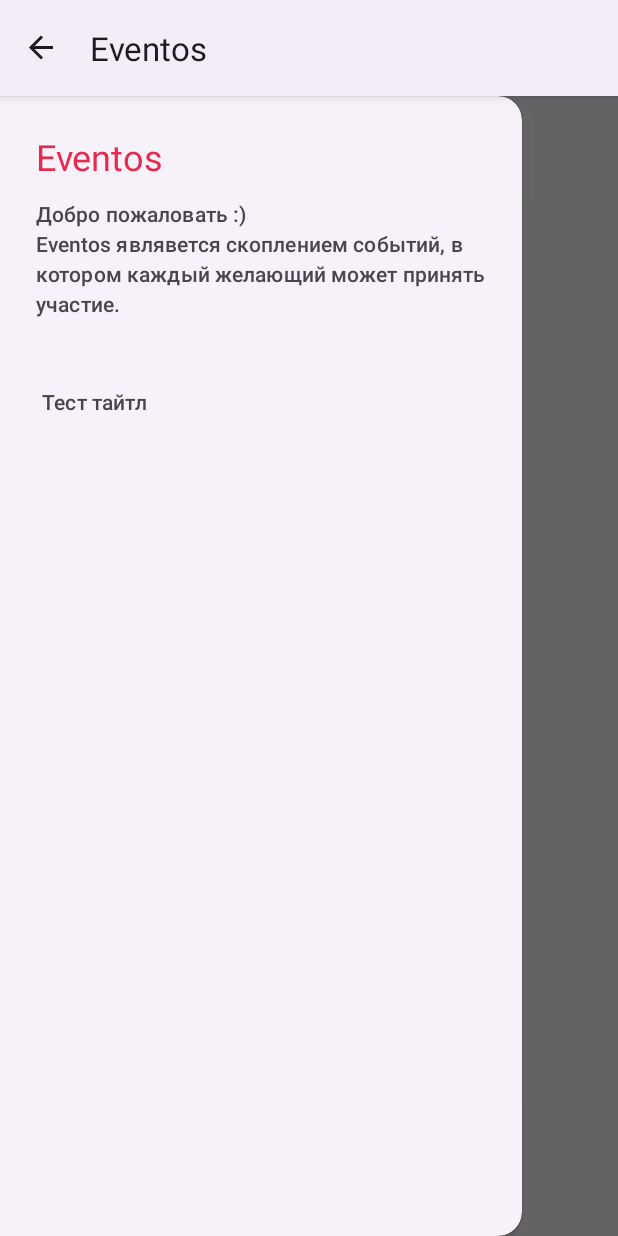
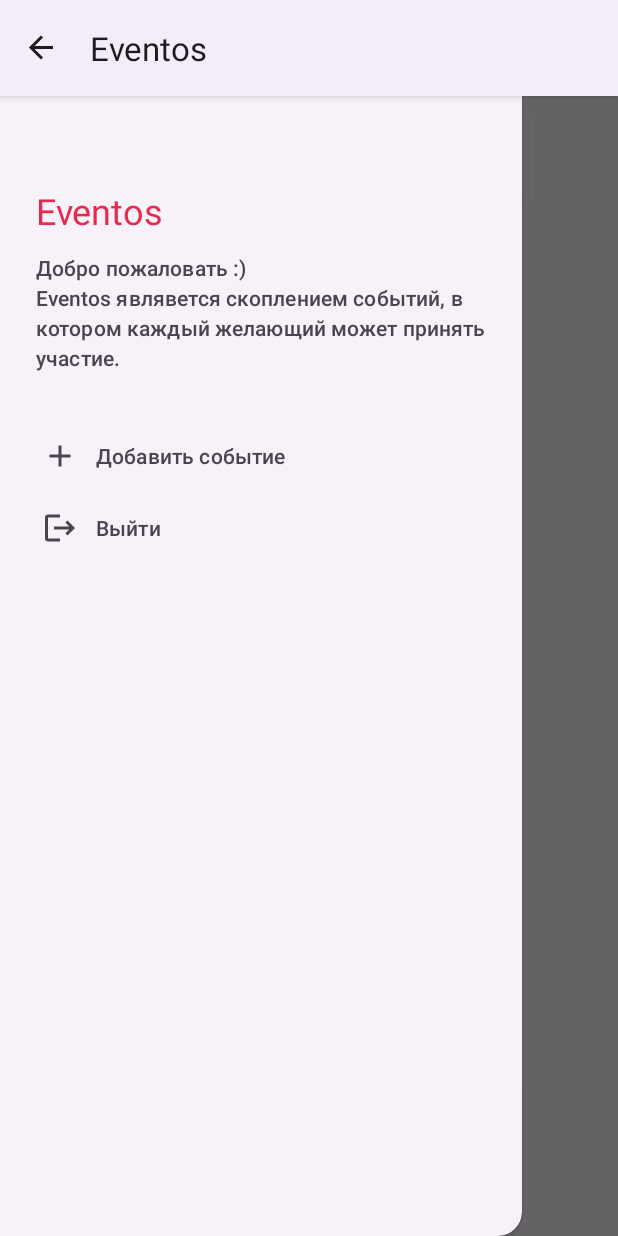
Before and after one commit to kapold/AndroidProject, an Android app: the AllEventsFragment screen opened directly, with no data from a screen before it, with the side drawer open, on a phone screen of 412 x 824 dp. Run offline under Robolectric (Android 15) with nearby library versions, the phone set to English and light mode, and no system bars.

Commit message:
Fixes of Drawer and Search, new intent with event adding

```diff
--- a/Eventos/app/build.gradle
+++ b/Eventos/app/build.gradle
@@ -8,7 +8,7 @@ android {
 
     defaultConfig {
         applicationId "by.adamovich.eventos"
-        minSdk 30
+        minSdk 28
         targetSdk 32
         versionCode 1
         versionName "1.0"
--- a/Eventos/app/src/main/AndroidManifest.xml
+++ b/Eventos/app/src/main/AndroidManifest.xml
@@ -23,6 +23,9 @@
             android:name=".MainActivity"
             android:exported="true"/>
         <activity
+            android:name=".AddEventActivity"
+            android:exported="true"/>
+        <activity
             android:name=".StartActivity"
             android:exported="true">
             <intent-filter>
--- a/Eventos/app/src/main/java/by/adamovich/eventos/MainActivity.java
+++ b/Eventos/app/src/main/java/by/adamovich/eventos/MainActivity.java
@@ -1,21 +1,29 @@
 package by.adamovich.eventos;
 
-import android.annotation.SuppressLint;
+import android.content.Intent;
 import android.os.Bundle;
 import android.view.MenuItem;
+import android.widget.Toast;
 
 import androidx.annotation.NonNull;
 import androidx.appcompat.app.ActionBarDrawerToggle;
 import androidx.appcompat.app.AppCompatActivity;
 import androidx.drawerlayout.widget.DrawerLayout;
 
-import com.google.android.material.textfield.TextInputEditText;
-import com.google.android.material.textfield.TextInputLayout;
+import com.google.android.material.navigation.NavigationView;
+
+import java.util.Objects;
 
 import by.adamovich.eventos.databases.PostgresHandler;
+import by.adamovich.eventos.models.DataManager;
 
-public class MainActivity extends AppCompatActivity {
-    @SuppressLint("MissingInflatedId")
+public class MainActivity extends AppCompatActivity   {
+
+    public PostgresHandler psHandler;
+    public DrawerLayout drawerLayout;
+    public ActionBarDrawerToggle actionBarDrawerToggle;
+    NavigationView navigationView;
+
     @Override
     protected void onCreate(Bundle savedInstanceState) {
         super.onCreate(savedInstanceState);
@@ -26,14 +34,23 @@ public class MainActivity extends AppCompatActivity {
         actionBarDrawerToggle = new ActionBarDrawerToggle(this, drawerLayout, R.string.nav_open, R.string.nav_close);
         drawerLayout.addDrawerListener(actionBarDrawerToggle);
         actionBarDrawerToggle.syncState();
-        getSupportActionBar().setDisplayHomeAsUpEnabled(true);
+        Objects.requireNonNull(getSupportActionBar()).setDisplayHomeAsUpEnabled(true);
 
-        searchTIL = findViewById(R.id.searchTIL);
+        navigationView = findViewById(R.id.navigationView);
+        navigationView.setNavigationItemSelectedListener(item -> {
+            switch (item.getItemId()){
+                case R.id.addEventItem:
+                    Intent newEventIntent = new Intent(this, AddEventActivity.class);
+                    startActivity(newEventIntent);
+                    break;
+                case R.id.exitItem:
+                    finish();
+                    DataManager.user = null;
+                    break;
+            }
+            return false;
+        });
     }
-    public PostgresHandler psHandler;
-    public DrawerLayout drawerLayout;
-    public ActionBarDrawerToggle actionBarDrawerToggle;
-    TextInputLayout searchTIL;
 
     @Override
     public boolean onOptionsItemSelected(@NonNull MenuItem item) {
@@ -41,8 +58,4 @@ public class MainActivity extends AppCompatActivity {
             return true;
         return super.onOptionsItemSelected(item);
     }
-
-//    private void loadDatabase(){
-//        Executors.newSingleThreadExecutor().execute(() -> psHandler = new PostgresHandler());
-//    }
 }
--- a/Eventos/app/src/main/java/by/adamovich/eventos/fragments/AllEventsFragment.java
+++ b/Eventos/app/src/main/java/by/adamovich/eventos/fragments/AllEventsFragment.java
@@ -4,10 +4,19 @@ import android.os.Bundle;
 
 import androidx.fragment.app.Fragment;
 
+import android.text.Editable;
+import android.text.TextWatcher;
 import android.view.LayoutInflater;
 import android.view.View;
 import android.view.ViewGroup;
+import android.widget.EditText;
+import android.widget.Toast;
 
+import com.google.android.material.textfield.TextInputLayout;
+
+import org.w3c.dom.Text;
+
+import by.adamovich.eventos.MainActivity;
 import by.adamovich.eventos.R;
 
 public class AllEventsFragment extends Fragment {
@@ -31,6 +40,20 @@ public class AllEventsFragment extends Fragment {
                              Bundle savedInstanceState) {
         view = inflater.inflate(R.layout.fragment_all_events, container, false);
 
+
+        TextInputLayout til = view.findViewById(R.id.searchTIL);
+        EditText tiet = til.getEditText();
+        tiet.addTextChangedListener(new TextWatcher() {
+            public void afterTextChanged(Editable s) {}
+
+            public void beforeTextChanged(CharSequence s, int start,
+                                          int count, int after) {}
+
+            public void onTextChanged(CharSequence s, int start, int before, int count) {
+                Toast.makeText(getContext(), "hello world", Toast.LENGTH_SHORT).show();
+            }
+        });
+
         return view;
     }
 }
--- /dev/null
+++ b/Eventos/app/src/main/res/drawable/ic_baseline_add_24.xml
@@ -0,0 +1,5 @@
+<vector android:height="24dp" android:tint="#000000"
+    android:viewportHeight="24" android:viewportWidth="24"
+    android:width="24dp" xmlns:android="http://schemas.android.com/apk/res/android">
+    <path android:fillColor="@android:color/white" android:pathData="M19,13h-6v6h-2v-6H5v-2h6V5h2v6h6v2z"/>
+</vector>
--- /dev/null
+++ b/Eventos/app/src/main/res/drawable/ic_baseline_add_photo_24.xml
@@ -0,0 +1,5 @@
+<vector android:height="24dp" android:tint="#000000"
+    android:viewportHeight="24" android:viewportWidth="24"
+    android:width="24dp" xmlns:android="http://schemas.android.com/apk/res/android">
+    <path android:fillColor="@android:color/white" android:pathData="M19,7v2.99s-1.99,0.01 -2,0L17,7h-3s0.01,-1.99 0,-2h3L17,2h2v3h3v2h-3zM16,11L16,8h-3L13,5L5,5c-1.1,0 -2,0.9 -2,2v12c0,1.1 0.9,2 2,2h12c1.1,0 2,-0.9 2,-2v-8h-3zM5,19l3,-4 2,3 3,-4 4,5L5,19z"/>
+</vector>
--- /dev/null
+++ b/Eventos/app/src/main/res/drawable/ic_baseline_logout_24.xml
@@ -0,0 +1,5 @@
+<vector android:autoMirrored="true" android:height="24dp"
+    android:tint="#000000" android:viewportHeight="24"
+    android:viewportWidth="24" android:width="24dp" xmlns:android="http://schemas.android.com/apk/res/android">
+    <path android:fillColor="@android:color/white" android:pathData="M17,7l-1.41,1.41L18.17,11H8v2h10.17l-2.58,2.58L17,17l5,-5zM4,5h8V3H4c-1.1,0 -2,0.9 -2,2v14c0,1.1 0.9,2 2,2h8v-2H4V5z"/>
+</vector>
--- a/Eventos/app/src/main/res/layout/activity_main.xml
+++ b/Eventos/app/src/main/res/layout/activity_main.xml
@@ -8,13 +8,10 @@
     tools:context=".MainActivity"
     android:id="@+id/main_drawer_layout">
 
-    <com.google.android.material.navigation.NavigationView
-        app:headerLayout="@layout/header_navigation_drawer"
-        android:id="@+id/navigationMenu"
-        app:menu="@menu/navigation_drawer"
-        android:layout_gravity="start"
+    <androidx.coordinatorlayout.widget.CoordinatorLayout
         android:layout_width="match_parent"
-        android:layout_height="match_parent"/>
+        android:layout_height="match_parent"
+        android:fitsSystemWindows="true">
 
         <androidx.fragment.app.FragmentContainerView
             android:id="@+id/fragmentContainerView_MainActivity"
@@ -28,4 +25,15 @@
             tools:ignore="MissingConstraints"
             tools:layout="@layout/fragment_all_events" />
 
+    </androidx.coordinatorlayout.widget.CoordinatorLayout>
+
+    <com.google.android.material.navigation.NavigationView
+        android:paddingTop="100dp"
+        app:headerLayout="@layout/header_navigation_drawer"
+        android:id="@+id/navigationView"
+        app:menu="@menu/navigation_drawer"
+        android:layout_gravity="start"
+        android:layout_width="match_parent"
+        android:layout_height="match_parent"/>
+
 </androidx.drawerlayout.widget.DrawerLayout>
--- a/Eventos/app/src/main/res/menu/navigation_drawer.xml
+++ b/Eventos/app/src/main/res/menu/navigation_drawer.xml
@@ -1,8 +1,17 @@
-<menu xmlns:android="http://schemas.android.com/apk/res/android">
+<menu
+    xmlns:android="http://schemas.android.com/apk/res/android">
 
     <item
-        android:id="@+id/inbox_item"
-        android:title="Тест тайтл"
-        android:checkable="true"/>
+        android:id="@+id/addEventItem"
+        android:icon="@drawable/ic_baseline_add_24"
+        android:title="Добавить событие"
+        android:checkable="true"
+        android:enabled="true"/>
+    <item
+        android:id="@+id/exitItem"
+        android:icon="@drawable/ic_baseline_logout_24"
+        android:title="Выйти"
+        android:checkable="true"
+        android:enabled="true"/>
 
 </menu>
--- a/Eventos/app/src/main/res/values-night/strings.xml
+++ b/Eventos/app/src/main/res/values-night/strings.xml
@@ -1,7 +1,12 @@
 <?xml version="1.0" encoding="utf-8"?>
 <resources>
+    <string name="app_name">Eventos</string>
+    <string name="register">Регистрация</string>
     <string name="registration">Зарегистрироваться</string>
     <string name="notRegistred">Еще не зарегистрированы?</string>
     <string name="enter">Войти</string>
     <string name="passwordHint">Пароль</string>
+    <string name="nicknameHint">Никнейм</string>
+    <string name="nav_open">Open</string>
+    <string name="nav_close">Close</string>
 </resources>
--- a/Eventos/app/src/main/res/values/strings.xml
+++ b/Eventos/app/src/main/res/values/strings.xml
@@ -1,6 +1,5 @@
 <resources>
     <string name="app_name">Eventos</string>
-    <!-- TODO: Remove or change this placeholder text -->
     <string name="register">Регистрация</string>
     <string name="registration">Зарегистрироваться</string>
     <string name="notRegistred">Еще не зарегистрированы?</string>
@@ -9,6 +8,4 @@
     <string name="nicknameHint">Никнейм</string>
     <string name="nav_open">Open</string>
     <string name="nav_close">Close</string>
-    <!-- TODO: Remove or change this placeholder text -->
-    <string name="hello_blank_fragment">Hello blank fragment</string>
 </resources>
```
Also changed, not shown: Eventos/app/src/main/java/by/adamovich/eventos/AddEventActivity.java (added, +108 -0 lines), Eventos/app/src/main/java/by/adamovich/eventos/StartActivity.java (+1 -10 lines), Eventos/app/src/main/java/by/adamovich/eventos/fragments/AuthFragment.java (+4 -3 lines), Eventos/app/src/main/res/layout/activity_add_event.xml (added, +132 -0 lines). Lines whose indentation alone changed are shown as unchanged.
